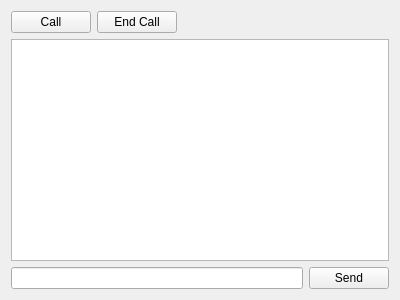
Before: the Qt Designer form ui/chattab.ui in tobiasschulz/call-qt, drawn with Qt 5.
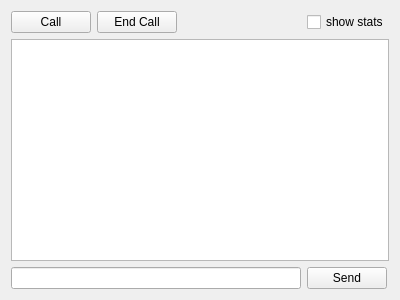
After: the same form once the commit is applied.

```diff
--- a/ui/chattab.ui
+++ b/ui/chattab.ui
@@ -40,7 +40,7 @@
      </property>
     </widget>
    </item>
-   <item row="0" column="2" colspan="2">
+   <item row="0" column="2">
     <spacer name="horizontalSpacer">
      <property name="orientation">
       <enum>Qt::Horizontal</enum>
@@ -53,6 +53,13 @@
      </property>
     </spacer>
    </item>
+   <item row="0" column="3">
+    <widget class="QCheckBox" name="actionShowStats">
+     <property name="text">
+      <string>show stats</string>
+     </property>
+    </widget>
+   </item>
    <item row="1" column="0" colspan="4">
     <widget class="QScrollArea" name="scrollArea">
      <property name="frameShape">
```
Left out of the diff: 3 changed lines with no effect on the pictures.
